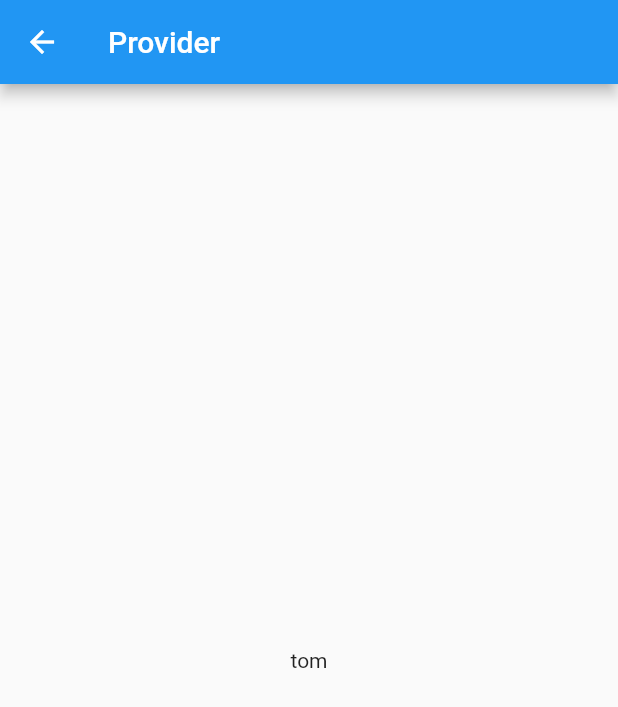
After one commit to iwufan/flutter_demos, a Flutter app: the ProviderPage screen opened directly, on a phone screen of 412 x 824 dp. The commit adds this screen. Shown: the top 707 px of the screen. Run offline on Flutter 3.47's test engine with Material 2 defaults, Android fonts, the phone set to English and light mode, and no system bars; our stand-ins replace date_format, dio, fluro, flutter_swiper, string_validator; missing offline and left inert: dart:html, flutter_webview_plugin; statements that could not run were skipped.

Commit message:
添加 flutter_webview_plugin 和 flutter_provider的 demo。

```diff
--- a/flutter_im/lib/main.dart
+++ b/flutter_im/lib/main.dart
@@ -11,9 +11,9 @@ void main() => runApp(MaterialApp(
   routes: <String, WidgetBuilder> {
     "app": (BuildContext context) => App(),
     "/friends": (_) => WebviewScaffold(
-      url: "https://baidu.com",
+      url: "https://www.google.com/?gws_rd=ssl",
       appBar: AppBar(
-        title: Text("百度 官网"),
+        title: Text("google"),
       ),
       withZoom: true,
       withLocalStorage: true,
--- /dev/null
+++ b/flutter_mixed/lib/model/kid.dart
@@ -0,0 +1,7 @@
+class KidModel {
+
+  String name;
+  int age;
+
+  KidModel({this.name, this.age});
+}
--- a/flutter_mixed/lib/pages/dio.dart
+++ b/flutter_mixed/lib/pages/dio.dart
@@ -1,5 +1,5 @@
 import 'package:flutter/material.dart';
-import '../service.dart';
+import '../services/service.dart';
 import 'dart:convert';
 
 class DioPage extends StatefulWidget {
--- /dev/null
+++ b/flutter_mixed/lib/pages/providerPage.dart
@@ -0,0 +1,25 @@
+import 'package:flutter/material.dart';
+import 'package:provider/provider.dart';
+import '../providers/kid_provider.dart';
+
+
+class ProviderPage extends StatefulWidget {
+  @override
+  _ProviderPageState createState() => _ProviderPageState();
+}
+
+class _ProviderPageState extends State<ProviderPage> {
+
+  @override
+  Widget build(BuildContext context) {
+
+    return Scaffold(
+      appBar: AppBar(
+        title: Text('Provider'),
+      ),
+      body: Center(
+        child: Text("${Provider.of<KidProvider>(context, listen: false).kidList.first.name}"),
+      ),
+    );
+  }
+}
--- /dev/null
+++ b/flutter_mixed/lib/providers/kid_provider.dart
@@ -0,0 +1,10 @@
+import 'package:flutter/material.dart';
+import '../model/kid.dart';
+
+class KidProvider with ChangeNotifier {
+
+  List<KidModel> kidList = [
+    KidModel(name: 'tom', age: 8),
+    KidModel(name: 'jerry', age: 10)
+  ];
+}
--- a/flutter_mixed/lib/routes.dart
+++ b/flutter_mixed/lib/routes.dart
@@ -2,9 +2,11 @@ import 'package:flutter/material.dart';
 import 'package:fluro/fluro.dart';
 import 'package:flutter_mixed/pages/date_format.dart';
 import 'package:flutter_mixed/pages/dio.dart';
+import 'package:flutter_mixed/pages/providerPage.dart';
 import 'package:flutter_mixed/pages/stringValidator.dart';
 import 'package:flutter_mixed/pages/swiper.dart';
 import 'package:flutter_mixed/pages/url_launcher_page.dart';
+import 'package:flutter_mixed/pages/webview.dart';
 
 class Application{
   static Router router;
@@ -17,6 +19,8 @@ class Routes {
   static String stringValidatorPage = '/stringvalidator';
   static String dioPage = '/dioPage';
   static String dateFormatPage = '/dateFormat';
+  static String webviewPage = '/webview';
+  static String providerPage = '/provider';
 
   static void configureRoutes(Router router) {
 
@@ -25,6 +29,8 @@ class Routes {
     router.define(stringValidatorPage, handler: stringValidatorHandler);
     router.define(dioPage, handler: dioHandler);
     router.define(dateFormatPage, handler: dateFormatHandler);
+    router.define(webviewPage, handler: webviewHandler);
+    router.define(providerPage, handler: providerHandler);
   }
 }
 
@@ -61,3 +67,15 @@ Handler dateFormatHandler = Handler(
       return DateFormatPage();
     }
 );
+
+Handler webviewHandler = Handler(
+    handlerFunc: (BuildContext context, Map<String, List<String>> params) {
+      return WebviewPage();
+    }
+);
+
+Handler providerHandler = Handler(
+    handlerFunc: (BuildContext context, Map<String, List<String>> params) {
+      return ProviderPage();
+    }
+);
```
Also changed, not shown: flutter_mixed/lib/main.dart (+15 -6 lines), flutter_mixed/lib/pages/webview.dart (added, +33 -0 lines), flutter_mixed/lib/services/service.dart (renamed from flutter_mixed/lib/service.dart).
